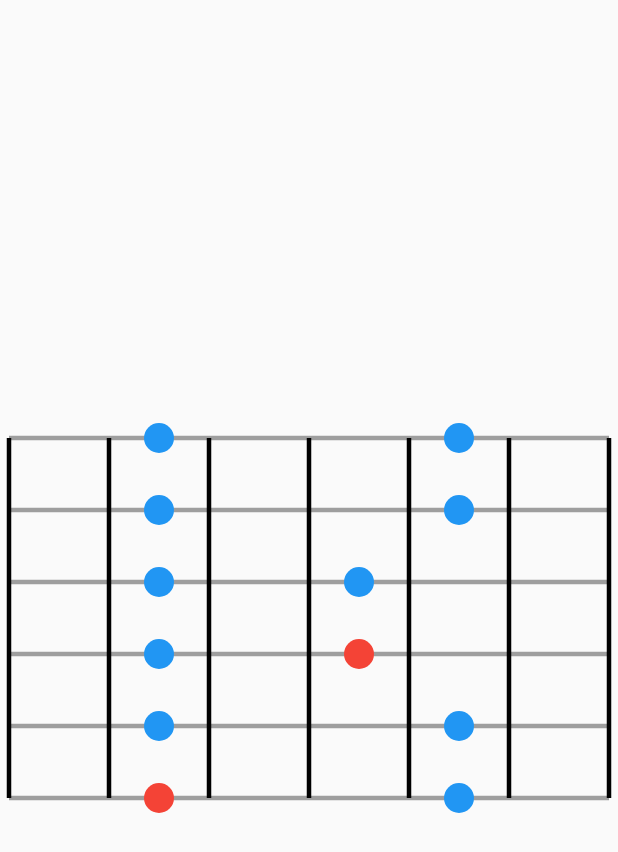
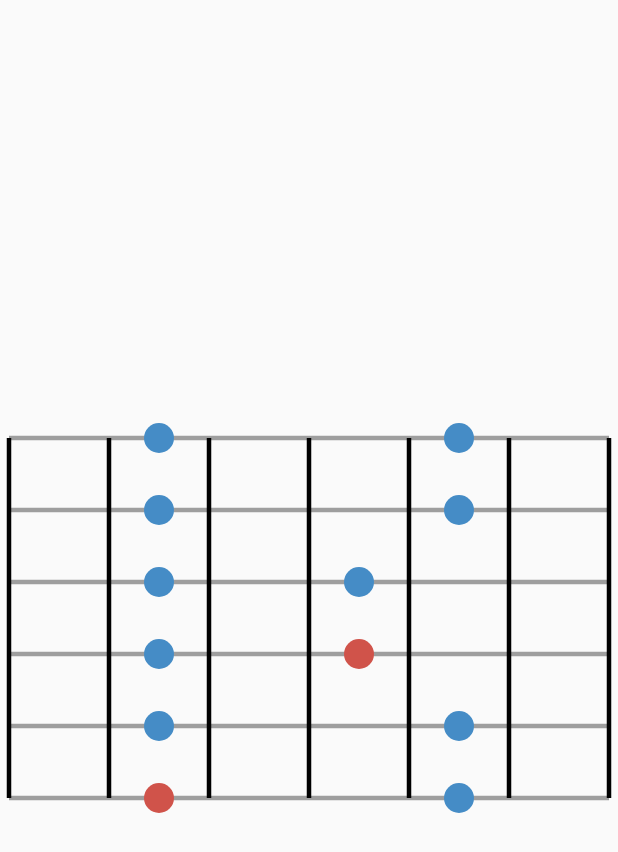
Before and after one commit to mugbug/fretboard, a Flutter app: the screen it shows after launch, on a phone screen of 412 x 824 dp. Shown: the top 852 px of the screen. Run offline on Flutter 3.47's test engine with Material 2 defaults, Android fonts, the phone set to English and light mode, and no system bars; our stand-ins replace bloc.

Commit message:
doc: add screenshot

```diff
--- a/example/lib/song/song_page.dart
+++ b/example/lib/song/song_page.dart
@@ -10,6 +10,12 @@ class SongPage extends StatelessWidget {
       body: Center(
         child: Fretboard(
           size: Size(400, 240),
+          theme: FretboardTheme(
+            tonicColor: Color.fromARGB(255, 208, 83, 74),
+            noteColor: Color.fromARGB(255, 69, 140, 198),
+            fretColor: Colors.black,
+            stringColor: Colors.grey,
+          ),
           notesMatrix: [
             ['', 'o', '', '', 'o', ''],
             ['', 'o', '', '', 'o', ''],
```
Also changed, not shown: doc/assets/fretboard_demo.png (added), 1 other file.
